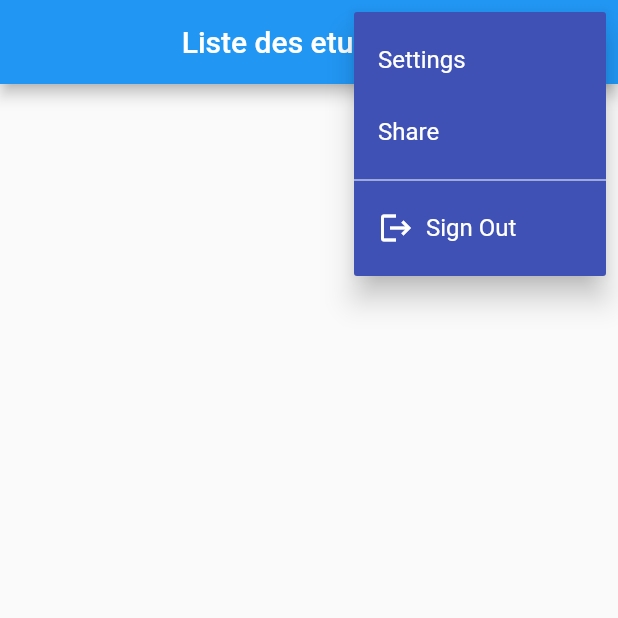
After one commit to aboudalaeddine/XpertAutism, a Flutter app: the MainPageetud screen opened directly, after a tap on the "more vert" icon, on a phone screen of 412 x 824 dp, the top half of it. The commit adds this screen. Run offline on Flutter 3.47's test engine with Material 2 defaults, Android fonts, the phone set to English and light mode, and no system bars; our stand-ins replace firebase_auth, firebase_core; accounts and stored records are empty.

```diff
--- /dev/null
+++ b/lib/screens/listetudiant_screen.dart
@@ -0,0 +1,89 @@
+import 'package:flutter/material.dart';
+import 'package:flutter/services.dart';
+import 'package:xpert_autism/screens/first_home_screen.dart';
+
+Future main() async {
+  WidgetsFlutterBinding.ensureInitialized();
+  await SystemChrome.setPreferredOrientations([
+    DeviceOrientation.portraitUp,
+    DeviceOrientation.portraitDown,
+  ]);
+
+  runApp(MyAppetud());
+}
+
+class MyAppetud extends StatelessWidget {
+  static final String title = "Liste des etudiants";
+
+  @override
+  Widget build(BuildContext context) => MaterialApp(
+        debugShowCheckedModeBanner: false,
+        title: title,
+        theme: ThemeData(primarySwatch: Colors.blue),
+        home: MainPageetud(),
+      );
+}
+
+class MainPageetud extends StatelessWidget {
+  @override
+  Widget build(BuildContext context) => Scaffold(
+        appBar: AppBar(
+          title: Text(MyAppetud.title),
+          centerTitle: true,
+          actions: [
+            Theme(
+              data: Theme.of(context).copyWith(
+                dividerColor: Colors.white,
+                iconTheme: IconThemeData(color: Colors.white),
+                textTheme: TextTheme().apply(bodyColor: Colors.white),
+              ),
+              child: PopupMenuButton<int>(
+                color: Colors.indigo,
+                onSelected: (item) => onSelected(context, item),
+                itemBuilder: (context) => [
+                  PopupMenuItem<int>(
+                    value: 0,
+                    child: Text('Settings'),
+                  ),
+                  PopupMenuItem<int>(
+                    value: 1,
+                    child: Text('Share'),
+                  ),
+                  PopupMenuDivider(),
+                  PopupMenuItem<int>(
+                    value: 2,
+                    child: Row(
+                      children: [
+                        Icon(Icons.logout),
+                        const SizedBox(width: 8),
+                        Text('Sign Out'),
+                      ],
+                    ),
+                  ),
+                ],
+              ),
+            ),
+          ],
+        ),
+      );
+
+  void onSelected(BuildContext context, int item) {
+    switch (item) {
+      case 0:
+        Navigator.of(context).push(
+          MaterialPageRoute(builder: (context) => FirstHomeScreen()),
+        );
+        break;
+      case 1:
+        Navigator.of(context).push(
+          MaterialPageRoute(builder: (context) => FirstHomeScreen()),
+        );
+        break;
+      case 2:
+        Navigator.of(context).pushAndRemoveUntil(
+          MaterialPageRoute(builder: (context) => FirstHomeScreen()),
+          (route) => false,
+        );
+    }
+  }
+}
--- a/lib/screens/signin_screen.dart
+++ b/lib/screens/signin_screen.dart
@@ -2,7 +2,8 @@ import 'package:firebase_auth/firebase_auth.dart';
 import 'package:firebase_core/firebase_core.dart';
 import 'package:flutter/material.dart';
 import 'package:xpert_autism/reusable_widgets/reusable_widget.dart';
-import 'package:xpert_autism/screens/home_screen.dart';
+import 'package:xpert_autism/screens/listenfant_screen.dart';
+import 'package:xpert_autism/screens/listetudiant_screen.dart';
 import 'package:xpert_autism/screens/signup_screen.dart';
 import 'package:xpert_autism/utils/color_utils.dart';
 
@@ -55,7 +56,7 @@ class _SignInScreenState extends State<SignInScreen> {
                           password: _passwordTextController.text)
                       .then((value) {
                     Navigator.push(context,
-                        MaterialPageRoute(builder: (context) => HomeScreen()));
+                        MaterialPageRoute(builder: (context) => MyAppenf()));
                   }).onError((error, stackTrace) {
                     print("error ${error.toString()}");
                   });
--- a/lib/screens/signup_screen.dart
+++ b/lib/screens/signup_screen.dart
@@ -1,6 +1,7 @@
 import 'package:firebase_auth/firebase_auth.dart';
 import 'package:flutter/material.dart';
-import 'package:xpert_autism/screens/home_screen.dart';
+import 'package:xpert_autism/screens/listenfant_screen.dart';
+import 'package:xpert_autism/screens/listetudiant_screen.dart';
 
 import '../reusable_widgets/reusable_widget.dart';
 import '../utils/color_utils.dart';
@@ -71,7 +72,7 @@ class _SignUpScreenState extends State<SignUpScreen> {
                   Navigator.push(
                       context,
                       // ignore: prefer_const_constructors
-                      MaterialPageRoute(builder: ((context) => HomeScreen())));
+                      MaterialPageRoute(builder: ((context) => MyAppenf())));
                 }).onError((error, stackTrace) {
                   print("error ${error.toString()}");
                 });
--- a/pubspec.yaml
+++ b/pubspec.yaml
@@ -36,6 +36,8 @@ dependencies:
   cupertino_icons: ^1.0.2
   firebase_core: ^1.13.1
   firebase_auth: ^3.3.11
+
+  cloud_firestore: ^3.1.12
 
 dev_dependencies:
   flutter_test:
```
Also changed, not shown: lib/screens/first_home_screen.dart (+15 -4 lines), lib/screens/home_screen.dart (deleted, +0 -32 lines), lib/screens/listenfant_screen.dart (added, +98 -0 lines), pubspec.lock, 1 other file.
